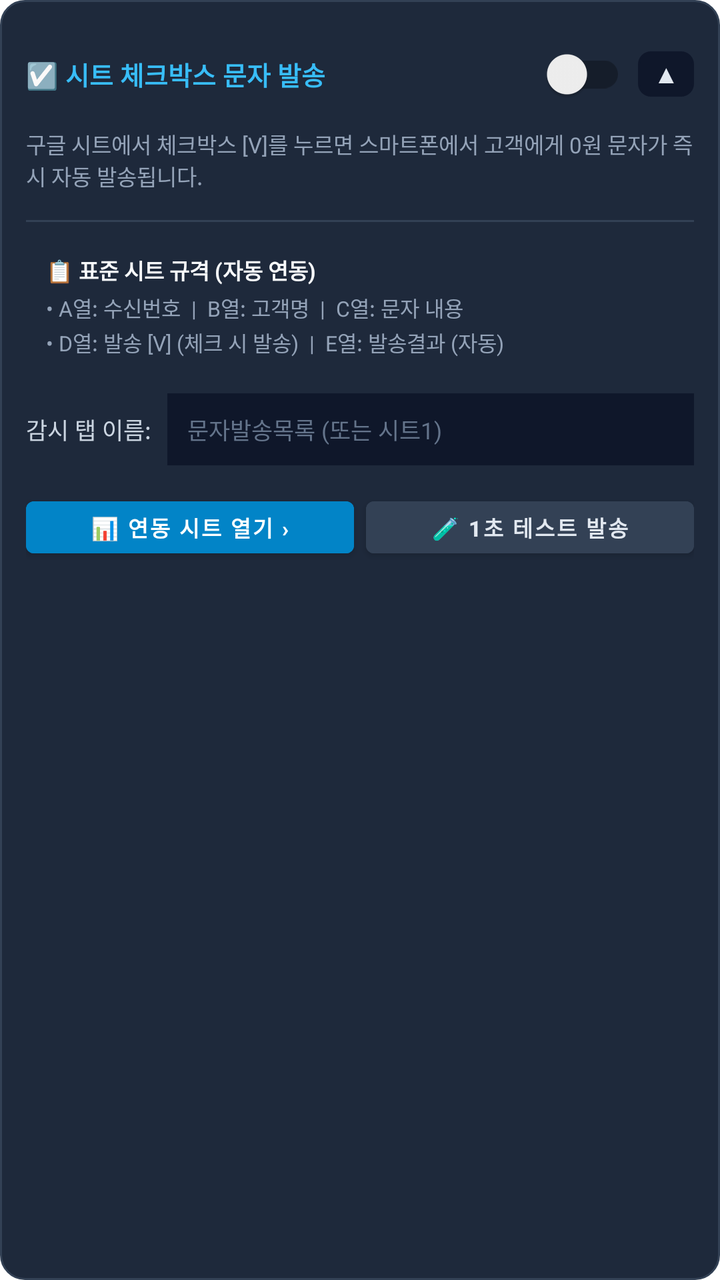
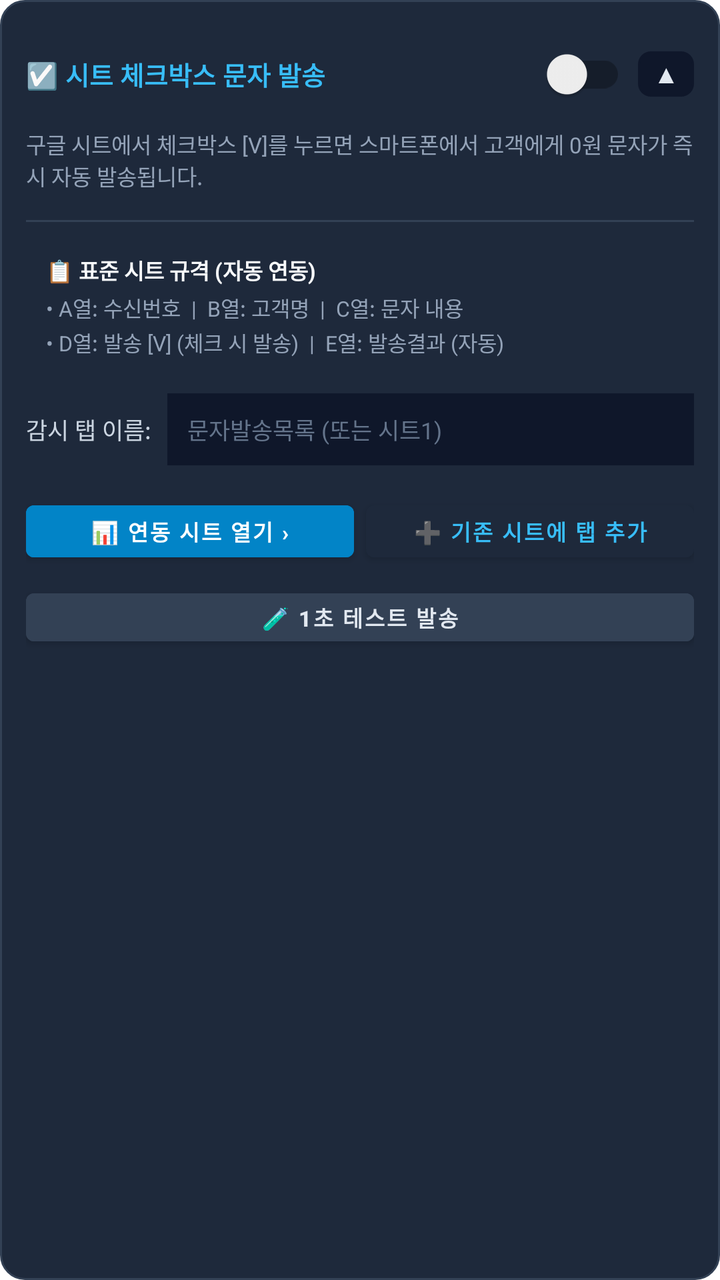

Screens rendered from an Android XML layout before and after an edit, with the pre-edit source and the edit as a unified diff.
<!-- AndroidManifest.xml: application theme Theme.SheetBotDepositAgent -->
<!-- res/layout/card_sheet_sms_checkbox.xml -->
<?xml version="1.0" encoding="utf-8"?>
<LinearLayout xmlns:android="http://schemas.android.com/apk/res/android"
    android:id="@+id/cardSheetSmsCheckbox"
    android:layout_width="match_parent"
    android:layout_height="wrap_content"
    android:orientation="vertical"
    android:background="@drawable/bg_card_scenario"
    android:padding="13dp"
    android:layout_marginBottom="12dp">

    
    <LinearLayout
        android:id="@+id/layoutSheetSmsCheckboxHeader"
        android:layout_width="match_parent"
        android:layout_height="wrap_content"
        android:orientation="horizontal"
        android:gravity="center_vertical"
        android:clickable="true"
        android:focusable="true">

        <TextView
            android:layout_width="0dp"
            android:layout_height="wrap_content"
            android:layout_weight="1"
            android:text="☑️ 시트 체크박스 문자 발송"
            android:textColor="#38BDF8"
            android:textSize="13sp"
            android:textStyle="bold" />

        <androidx.appcompat.widget.SwitchCompat
            android:id="@+id/switchSheetSmsCheckbox"
            android:layout_width="wrap_content"
            android:layout_height="wrap_content"
            android:checked="false"
            android:layout_marginEnd="6dp" />

        <TextView
            android:id="@+id/btnToggleSheetSmsCheckboxDetails"
            android:layout_width="wrap_content"
            android:layout_height="wrap_content"
            android:background="@drawable/bg_badge_version"
            android:backgroundTint="#0F172A"
            android:paddingHorizontal="8dp"
            android:paddingVertical="3dp"
            android:text="▲"
            android:textColor="#E2E8F0"
            android:textSize="12sp"
            android:textStyle="bold" />
    </LinearLayout>

    <TextView
        android:layout_width="match_parent"
        android:layout_height="wrap_content"
        android:text="구글 시트에서 체크박스 [V]를 누르면 스마트폰에서 고객에게 0원 문자가 즉시 자동 발송됩니다."
        android:textColor="#94A3B8"
        android:textSize="11sp"
        android:layout_marginTop="3dp"
        android:layout_marginBottom="8dp" />

    
    <LinearLayout
        android:id="@+id/layoutSheetSmsCheckboxDetails"
        android:layout_width="match_parent"
        android:layout_height="wrap_content"
        android:orientation="vertical"
        android:visibility="visible">

        <View
            android:layout_width="match_parent"
            android:layout_height="1dp"
            android:background="#334155"
            android:layout_marginVertical="6dp" />

        
        <LinearLayout
            android:layout_width="match_parent"
            android:layout_height="wrap_content"
            android:orientation="vertical"
            android:background="#1E293B"
            android:padding="10dp"
            android:layout_marginBottom="8dp">

            <TextView
                android:layout_width="wrap_content"
                android:layout_height="wrap_content"
                android:text="📋 표준 시트 규격 (자동 연동)"
                android:textColor="#F8FAFC"
                android:textSize="11sp"
                android:textStyle="bold" />

            <TextView
                android:layout_width="match_parent"
                android:layout_height="wrap_content"
                android:text="• A열: 수신번호  |  B열: 고객명  |  C열: 문자 내용\n• D열: 발송 [V] (체크 시 발송)  |  E열: 발송결과 (자동)"
                android:textColor="#94A3B8"
                android:textSize="10.5sp"
                android:layout_marginTop="3dp"
                android:lineSpacingExtra="2dp" />
        </LinearLayout>

        
        <LinearLayout
            android:layout_width="match_parent"
            android:layout_height="wrap_content"
            android:orientation="horizontal"
            android:gravity="center_vertical"
            android:layout_marginBottom="8dp">

            <TextView
                android:layout_width="wrap_content"
                android:layout_height="wrap_content"
                android:text="감시 탭 이름:"
                android:textColor="#CBD5E1"
                android:textSize="11.5sp"
                android:layout_marginEnd="8dp" />

            <EditText
                android:id="@+id/etSheetSmsTargetTab"
                android:layout_width="0dp"
                android:layout_height="36dp"
                android:layout_weight="1"
                android:background="#0F172A"
                android:textColor="#FFFFFF"
                android:textSize="11.5sp"
                android:paddingHorizontal="10dp"
                android:hint="문자발송목록 (또는 시트1)"
                android:textColorHint="#64748B"
                android:singleLine="true" />
        </LinearLayout>

        
        <LinearLayout
            android:layout_width="match_parent"
            android:layout_height="wrap_content"
            android:orientation="horizontal"
            android:layout_marginTop="4dp">

            <Button
                android:id="@+id/btnOpenSheetSmsSheet"
                android:layout_width="0dp"
                android:layout_height="38dp"
                android:layout_weight="1"
                android:backgroundTint="#0284C7"
                android:text="📊 연동 시트 열기 ›"
                android:textColor="#FFFFFF"
                android:textSize="11sp"
                android:textStyle="bold"
                android:layout_marginEnd="6dp" />

            <Button
                android:id="@+id/btnTestSheetSms"
                android:layout_width="0dp"
                android:layout_height="38dp"
                android:layout_weight="1"
                android:backgroundTint="#334155"
                android:text="🧪 1초 테스트 발송"
                android:textColor="#E2E8F0"
                android:textSize="11sp"
                android:textStyle="bold" />
        </LinearLayout>
    </LinearLayout>
</LinearLayout>
<!-- resources referenced by this layout -->
<resources>
  <!-- drawable bg_badge_version (drawable) -->
  <?xml version="1.0" encoding="utf-8"?>
  <shape xmlns:android="http://schemas.android.com/apk/res/android"
      android:shape="rectangle">
      <corners android:radius="6dp" />
      <solid android:color="#064E3B" />
      <stroke android:width="1dp" android:color="#059669" />
  </shape>
  <!-- drawable bg_card_scenario (drawable) -->
  <?xml version="1.0" encoding="utf-8"?>
  <shape xmlns:android="http://schemas.android.com/apk/res/android"
      android:shape="rectangle">
      <corners android:radius="12dp" />
      <solid android:color="#1E293B" />
      <stroke android:width="1dp" android:color="#334155" />
  </shape>
  <style name="Theme.SheetBotDepositAgent" parent="Theme.MaterialComponents.DayNight.NoActionBar">
          <item name="colorPrimary">@color/purple_500</item>
          <item name="colorPrimaryVariant">@color/purple_700</item>
          <item name="colorOnPrimary">@color/white</item>
          <item name="colorSecondary">@color/teal_200</item>
          <item name="colorSecondaryVariant">@color/teal_700</item>
          <item name="colorOnSecondary">@color/black</item>
          <item name="android:statusBarColor">#0F172A</item>
      </style>
  <color name="purple_500">#4F46E5</color>
  <color name="purple_700">#4338CA</color>
  <color name="white">#FFFFFFFF</color>
  <color name="teal_200">#10B981</color>
  <color name="teal_700">#059669</color>
  <color name="black">#000000</color>
</resources>

<!-- the commit's change to res/layout/card_sheet_sms_checkbox.xml (unified diff, before → after) -->
@@ -133,7 +133,7 @@
             android:layout_width="match_parent"
             android:layout_height="wrap_content"
             android:orientation="horizontal"
-            android:layout_marginTop="4dp">
+            android:layout_marginTop="6dp">
 
             <Button
                 android:id="@+id/btnOpenSheetSmsSheet"
@@ -148,15 +148,26 @@
                 android:layout_marginEnd="6dp" />
 
             <Button
-                android:id="@+id/btnTestSheetSms"
+                android:id="@+id/btnAddSheetSmsTab"
                 android:layout_width="0dp"
                 android:layout_height="38dp"
                 android:layout_weight="1"
-                android:backgroundTint="#334155"
-                android:text="🧪 1초 테스트 발송"
-                android:textColor="#E2E8F0"
+                android:backgroundTint="#1E293B"
+                android:text="➕ 기존 시트에 탭 추가"
+                android:textColor="#38BDF8"
                 android:textSize="11sp"
                 android:textStyle="bold" />
         </LinearLayout>
+
+        <Button
+            android:id="@+id/btnTestSheetSms"
+            android:layout_width="match_parent"
+            android:layout_height="36dp"
+            android:backgroundTint="#334155"
+            android:text="🧪 1초 테스트 발송"
+            android:textColor="#E2E8F0"
+            android:textSize="11sp"
+            android:textStyle="bold"
+            android:layout_marginTop="6dp" />
     </LinearLayout>
 </LinearLayout>
